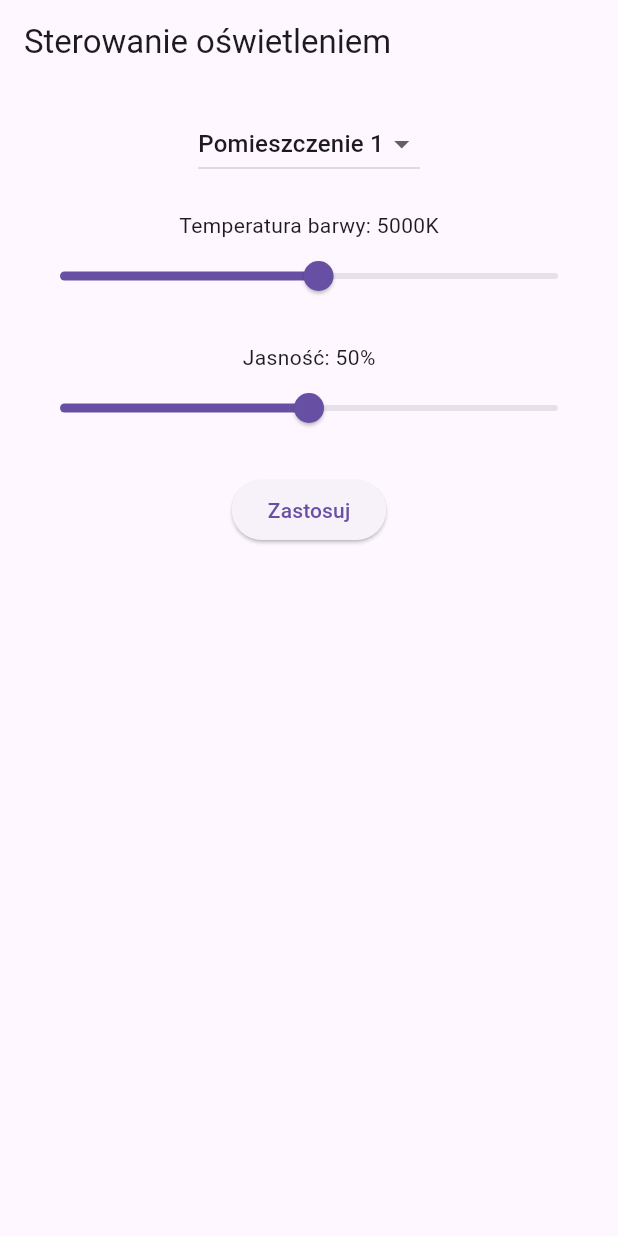
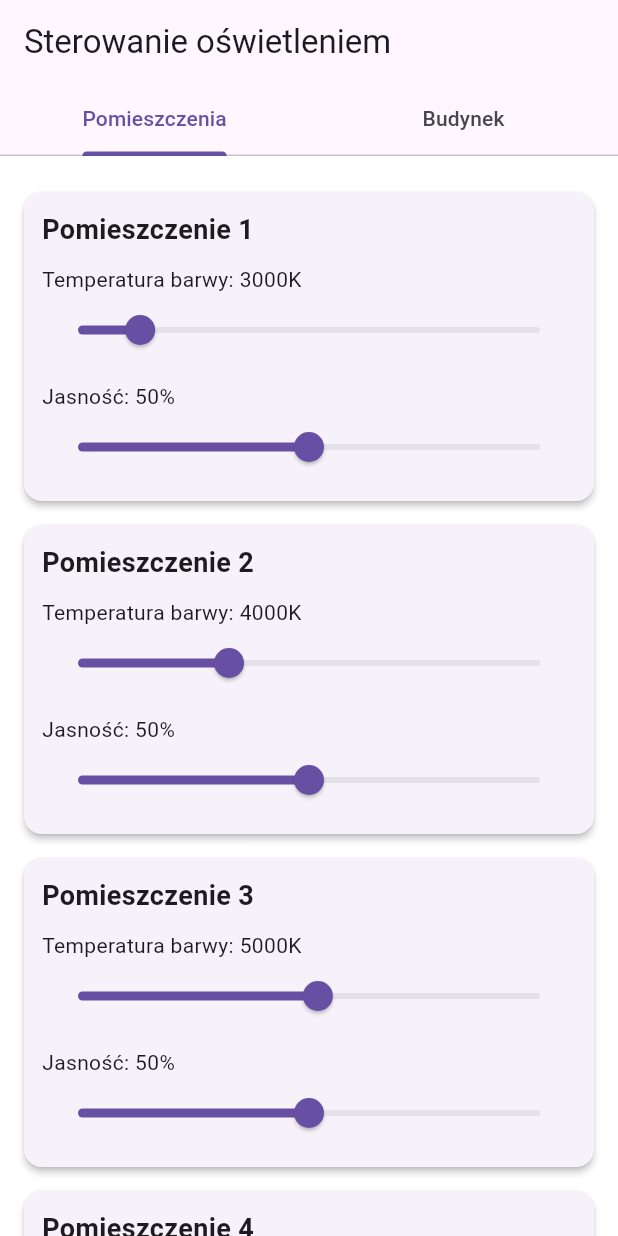
Before and after one commit to bartoszwer1/projekt-inz, a Flutter app: the screen it shows after launch, on a phone screen of 412 x 824 dp. Run offline on Flutter 3.47's test engine with Material 3 defaults, Android fonts, the phone set to English and light mode, and no system bars.

Commit message:
More functionality, better design

```diff
--- a/osw_biur/lib/main.dart
+++ b/osw_biur/lib/main.dart
@@ -2,7 +2,14 @@ import 'package:flutter/material.dart';
 import 'package:http/http.dart' as http;
 
 void main() {
-  runApp(MaterialApp(home: SterownikOsw()));
+  runApp(MaterialApp(
+    home: SterownikOsw(),
+    debugShowCheckedModeBanner: false,
+    theme: ThemeData(
+      primarySwatch: Colors.blueGrey,
+      scaffoldBackgroundColor: Colors.white,
+    ),
+  ));
 }
 
 class SterownikOsw extends StatefulWidget {
@@ -10,87 +17,184 @@ class SterownikOsw extends StatefulWidget {
   State<SterownikOsw> createState() => _SterownikOswState();
 }
 
-class _SterownikOswState extends State<SterownikOsw> {
-  int selectedRoom = 0;
-  double cct = 5000;
-  double brightness = 50;
-  String espIp = "192.168.1.77"; // Zaktualizuj na adres Twojego ESP32
+class _SterownikOswState extends State<SterownikOsw>
+    with SingleTickerProviderStateMixin {
+  String espIp = "192.168.1.77";
 
-  Future<void> sendData() async {
+  // Dane pomieszczeń
+  List<double> roomsCct = [3000, 4000, 5000, 6000, 7000];
+  List<double> roomsBrightness = [50, 50, 50, 50, 50];
+
+  // Dane budynku
+  double buildingCct = 5000;
+  double buildingBrightness = 50;
+
+  late TabController _tabController;
+
+  @override
+  void initState() {
+    super.initState();
+    _tabController = TabController(length: 2, vsync: this);
+  }
+
+  Future<void> setRoom(int room, double cct, double brightness) async {
     final url = Uri.http(espIp, '/set', {
-      'room': selectedRoom.toString(),
+      'room': room.toString(),
       'cct': cct.toInt().toString(),
       'brightness': brightness.toInt().toString()
     });
+    try {
+      await http.get(url);
+    } catch (e) {
+      // błąd połączenia - można pokazać snackbar
+    }
+  }
 
+  Future<void> setBuilding(double cct, double brightness) async {
+    final url = Uri.http(espIp, '/setBuilding', {
+      'cct': cct.toInt().toString(),
+      'brightness': brightness.toInt().toString()
+    });
     try {
-      final response = await http.get(url);
-      if (response.statusCode == 200) {
-        ScaffoldMessenger.of(context)
-            .showSnackBar(SnackBar(content: Text('Zmieniono parametry!')));
-      } else {
-        ScaffoldMessenger.of(context)
-            .showSnackBar(SnackBar(content: Text('Błąd: ${response.body}')));
-      }
+      await http.get(url);
     } catch (e) {
-      ScaffoldMessenger.of(context)
-          .showSnackBar(SnackBar(content: Text('Błąd połączenia: $e')));
+      // błąd połączenia
     }
+  }
+
+  Future<void> setAlarm() async {
+    final url = Uri.http(espIp, '/alarm');
+    await http.get(url);
+  }
+
+  Future<void> setEvacuation() async {
+    final url = Uri.http(espIp, '/evacuation');
+    await http.get(url);
+  }
+
+  Widget buildRoomControl(int roomIndex) {
+    return Card(
+      elevation: 2,
+      margin: EdgeInsets.symmetric(vertical: 8),
+      child: Padding(
+        padding: EdgeInsets.all(12),
+        child: Column(
+          crossAxisAlignment: CrossAxisAlignment.start,
+          children: [
+            Text("Pomieszczenie ${roomIndex + 1}",
+                style: TextStyle(fontSize: 18, fontWeight: FontWeight.bold)),
+            SizedBox(height: 10),
+            Text('Temperatura barwy: ${roomsCct[roomIndex].toInt()}K'),
+            Slider(
+              min: 2300,
+              max: 7500,
+              value: roomsCct[roomIndex],
+              onChanged: (val) {
+                setState(() {
+                  roomsCct[roomIndex] = val;
+                });
+                setRoom(
+                    roomIndex, roomsCct[roomIndex], roomsBrightness[roomIndex]);
+              },
+            ),
+            SizedBox(height: 10),
+            Text('Jasność: ${roomsBrightness[roomIndex].toInt()}%'),
+            Slider(
+              min: 0,
+              max: 100,
+              value: roomsBrightness[roomIndex],
+              onChanged: (val) {
+                setState(() {
+                  roomsBrightness[roomIndex] = val;
+                });
+                setRoom(
+                    roomIndex, roomsCct[roomIndex], roomsBrightness[roomIndex]);
+              },
+            ),
+          ],
+        ),
+      ),
+    );
+  }
+
+  Widget buildPomieszczeniaTab() {
+    return ListView(
+      padding: EdgeInsets.all(16),
+      children: List.generate(5, (index) => buildRoomControl(index)),
+    );
+  }
+
+  Widget buildBudynekTab() {
+    return Padding(
+      padding: EdgeInsets.all(16),
+      child: Column(
+        children: [
+          Text('Temperatura barwy budynku: ${buildingCct.toInt()}K'),
+          Slider(
+            min: 2300,
+            max: 7500,
+            value: buildingCct,
+            onChanged: (val) {
+              setState(() {
+                buildingCct = val;
+              });
+              setBuilding(buildingCct, buildingBrightness);
+            },
+          ),
+          SizedBox(height: 20),
+          Text('Jasność budynku: ${buildingBrightness.toInt()}%'),
+          Slider(
+            min: 0,
+            max: 100,
+            value: buildingBrightness,
+            onChanged: (val) {
+              setState(() {
+                buildingBrightness = val;
+              });
+              setBuilding(buildingCct, buildingBrightness);
+            },
+          ),
+          SizedBox(height: 20),
+          ElevatedButton(
+            onPressed: () {
+              setAlarm();
+            },
+            style: ElevatedButton.styleFrom(backgroundColor: Colors.red),
+            child: Text('Alarm'),
+          ),
+          SizedBox(height: 20),
+          ElevatedButton(
+            onPressed: () {
+              setEvacuation();
+            },
+            style: ElevatedButton.styleFrom(backgroundColor: Colors.green),
+            child: Text('Ewakuacja'),
+          ),
+        ],
+      ),
+    );
   }
 
   @override
   Widget build(BuildContext context) {
-    return Scaffold(
-      appBar: AppBar(
-        title: Text('Sterowanie oświetleniem'),
-      ),
-      body: Padding(
-        padding: const EdgeInsets.all(16.0),
-        child: Column(
+    return DefaultTabController(
+      length: 2,
+      child: Scaffold(
+        appBar: AppBar(
+          title: Text('Sterowanie oświetleniem'),
+          bottom: TabBar(
+            controller: _tabController,
+            tabs: [
+              Tab(text: 'Pomieszczenia'),
+              Tab(text: 'Budynek'),
+            ],
+          ),
+        ),
+        body: TabBarView(
+          controller: _tabController,
           children: [
-            DropdownButton<int>(
-              value: selectedRoom,
-              items: List.generate(5, (index) {
-                return DropdownMenuItem<int>(
-                  value: index,
-                  child: Text('Pomieszczenie ${index + 1}'),
-                );
-              }),
-              onChanged: (val) {
-                setState(() {
-                  selectedRoom = val!;
-                });
-              },
-            ),
-            SizedBox(height: 20),
-            Text('Temperatura barwy: ${cct.toInt()}K'),
-            Slider(
-              min: 2300,
-              max: 7500,
-              value: cct,
-              onChanged: (val) {
-                setState(() {
-                  cct = val;
-                });
-              },
-            ),
-            SizedBox(height: 20),
-            Text('Jasność: ${brightness.toInt()}%'),
-            Slider(
-              min: 0,
-              max: 100,
-              value: brightness,
-              onChanged: (val) {
-                setState(() {
-                  brightness = val;
-                });
-              },
-            ),
-            SizedBox(height: 20),
-            ElevatedButton(
-              onPressed: sendData,
-              child: Text('Zastosuj'),
-            )
+            buildPomieszczeniaTab(),
+            buildBudynekTab(),
           ],
         ),
       ),
```
Also changed, not shown: 4 other files.
